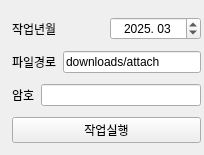
Old version of the form gui/data-cleaner.ui in the repository jaystar13/my-expensive-list.
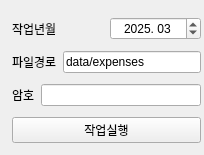
New version of the form.

Patch:
```diff
--- a/gui/data-cleaner.ui
+++ b/gui/data-cleaner.ui
@@ -63,7 +63,7 @@
       <item>
        <widget class="QLineEdit" name="targetPath">
         <property name="text">
-         <string>downloads/attach</string>
+         <string>data/expenses</string>
         </property>
         <property name="readOnly">
          <bool>true</bool>
```
